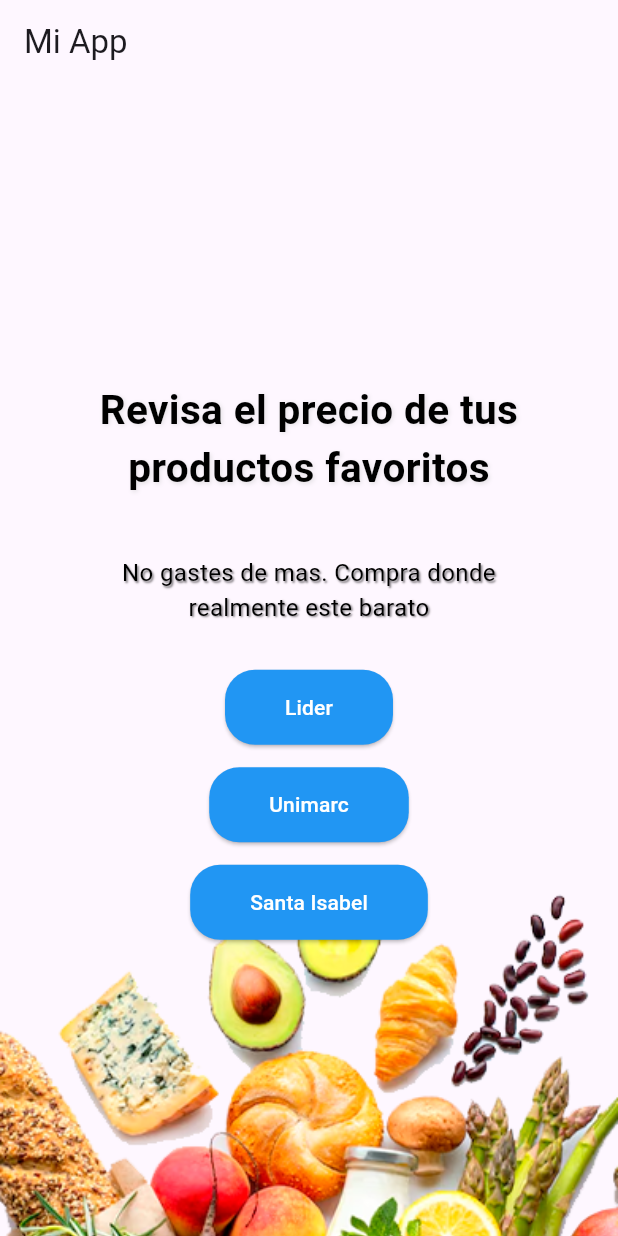
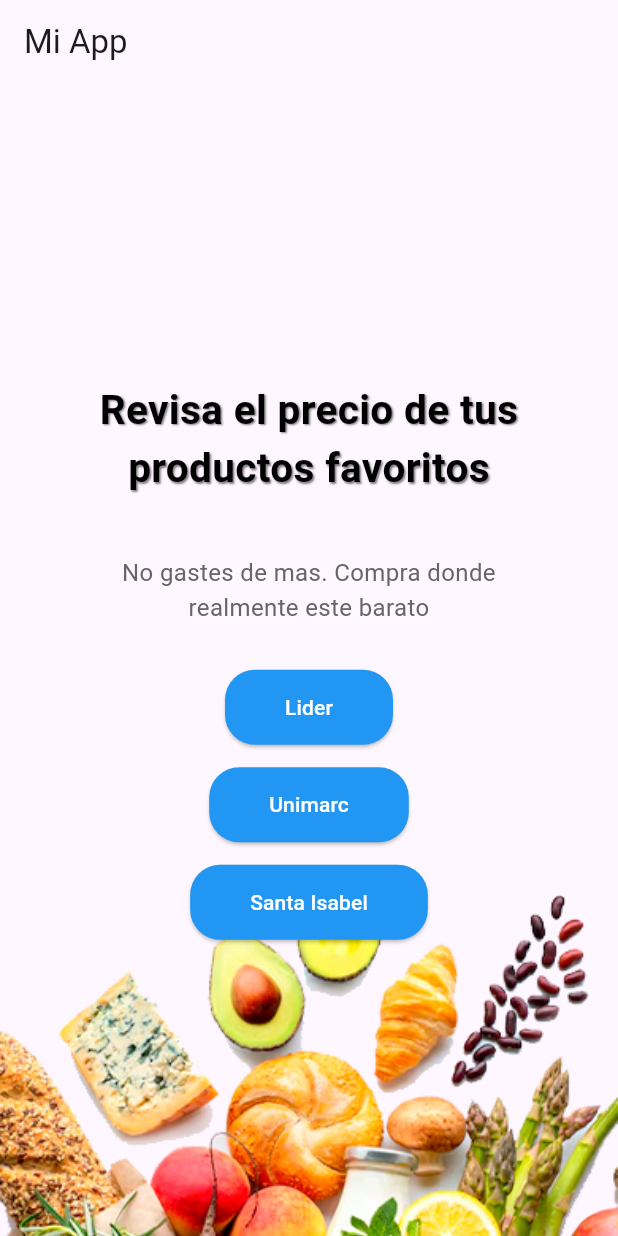
Before and after one commit to LukkyDuck1/app, a Flutter app: the screen it shows after launch, on a phone screen of 412 x 824 dp. Run offline on Flutter 3.47's test engine with Material 3 defaults, Android fonts, the phone set to English and light mode, and no system bars.

```diff
--- a/lib/screens/tab_inicio.dart
+++ b/lib/screens/tab_inicio.dart
@@ -27,8 +27,8 @@
                 shadows: [
                   Shadow(
                     offset: Offset(1.0, 1.0),
-                    blurRadius: 3.0,
-                    color: const Color.fromARGB(255, 203, 203, 203).withOpacity(0.5),
+                    blurRadius: 1.0,
+                    color: const Color.fromARGB(255, 0, 0, 0).withOpacity(0.5),
                   ),
                 ],
               ),
@@ -39,12 +39,12 @@
               style: TextStyle(
                 fontSize: 16,
                 fontWeight: FontWeight.normal,
-                color: const Color.fromARGB(255, 0, 0, 0),
+                color: const Color.fromARGB(255, 102, 102, 102),
                 shadows: [
                   Shadow(
                     offset: Offset(1.0, 1.0),
                     blurRadius: 1.0,
-                    color: Colors.black.withOpacity(0.5),
+                    color: const Color.fromARGB(255, 255, 255, 255).withOpacity(0.5),
                   ),
                 ],
               ),
```
